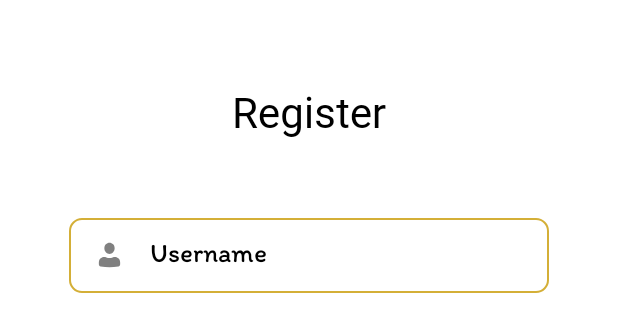
After one commit to Outfitly/Mobile-Development, an Android app: the layout activity_register.xml on its own in the app's theme, with its tools: preview values and no code run, on a phone screen of 412 x 824 dp. The commit adds this screen. Shown: the top 332 px of the screen. Run offline under Robolectric (Android 15) with nearby library versions, the phone set to English and light mode, and no system bars.

Commit message:
Create Register Page

```diff
--- a/app/build.gradle.kts
+++ b/app/build.gradle.kts
@@ -51,4 +51,5 @@ dependencies {
     testImplementation(libs.junit)
     androidTestImplementation(libs.androidx.junit)
     androidTestImplementation(libs.androidx.espresso.core)
+    implementation (libs.viewbindingpropertydelegate.noreflection)
 }
--- a/app/src/main/AndroidManifest.xml
+++ b/app/src/main/AndroidManifest.xml
@@ -13,7 +13,7 @@
         android:theme="@style/Theme.Outfitly"
         tools:targetApi="31">
         <activity
-            android:name=".MainActivity"
+            android:name=".RegisterActivity"
             android:exported="true"
             android:label="@string/app_name">
             <intent-filter>
--- /dev/null
+++ b/app/src/main/java/com/android/outfitly/RegisterActivity.kt
@@ -0,0 +1,9 @@
+package com.android.outfitly
+
+import androidx.appcompat.app.AppCompatActivity
+import by.kirich1409.viewbindingdelegate.viewBinding
+import com.android.outfitly.databinding.ActivityRegisterBinding
+
+class RegisterActivity : AppCompatActivity(R.layout.activity_register)  {
+    private val binding by viewBinding(ActivityRegisterBinding::bind)
+}
--- /dev/null
+++ b/app/src/main/res/drawable/bg_border_edit_text.xml
@@ -0,0 +1,16 @@
+<?xml version="1.0" encoding="utf-8"?>
+<shape xmlns:android="http://schemas.android.com/apk/res/android"
+    android:shape="rectangle">
+
+    <!-- Warna border -->
+    <stroke
+        android:width="1.5dp"
+        android:color="@color/golden" />
+
+    <!-- Warna background -->
+    <solid android:color="#FFFFFF" />
+
+    <!-- Sudut melengkung (opsional) -->
+    <corners android:radius="8dp" />
+
+</shape>
--- /dev/null
+++ b/app/src/main/res/drawable/ic_username.xml
@@ -0,0 +1,10 @@
+<vector xmlns:android="http://schemas.android.com/apk/res/android"
+    android:width="22dp"
+    android:height="24dp"
+    android:viewportWidth="22"
+    android:viewportHeight="24">
+  <path
+      android:pathData="M11,3.75C10.088,3.75 9.214,4.145 8.569,4.848C7.925,5.552 7.562,6.505 7.562,7.5C7.562,8.495 7.925,9.448 8.569,10.152C9.214,10.855 10.088,11.25 11,11.25C11.912,11.25 12.786,10.855 13.431,10.152C14.075,9.448 14.438,8.495 14.438,7.5C14.438,6.505 14.075,5.552 13.431,4.848C12.786,4.145 11.912,3.75 11,3.75ZM7.333,13.25C6.422,13.25 5.547,13.645 4.903,14.348C4.258,15.052 3.896,16.005 3.896,17V18.188C3.896,18.942 4.396,19.584 5.078,19.705C9,20.404 13,20.404 16.922,19.705C17.252,19.646 17.552,19.462 17.768,19.184C17.985,18.906 18.104,18.553 18.104,18.188V17C18.104,16.005 17.742,15.052 17.097,14.348C16.453,13.645 15.578,13.25 14.667,13.25H14.355C14.185,13.25 14.017,13.28 13.856,13.336L13.063,13.619C11.722,14.096 10.278,14.096 8.937,13.619L8.144,13.336C7.983,13.279 7.815,13.25 7.646,13.25H7.333Z"
+      android:fillColor="#000000"
+      android:fillAlpha="0.5"/>
+</vector>
--- /dev/null
+++ b/app/src/main/res/layout/activity_register.xml
@@ -0,0 +1,38 @@
+<?xml version="1.0" encoding="utf-8"?>
+<androidx.constraintlayout.widget.ConstraintLayout xmlns:android="http://schemas.android.com/apk/res/android"
+    xmlns:tools="http://schemas.android.com/tools"
+    android:layout_width="match_parent"
+    android:layout_height="match_parent"
+    xmlns:app="http://schemas.android.com/apk/res-auto">
+
+    <TextView
+        android:id="@+id/tv_register"
+        android:layout_width="match_parent"
+        android:layout_height="wrap_content"
+        android:fontFamily="@font/bagel_fat_one"
+        android:text="Register"
+        android:textColor="@color/black"
+        android:textSize="28sp"
+        android:textAlignment="center"
+        android:layout_marginTop="55dp"
+        app:layout_constraintTop_toTopOf="parent"
+        />
+
+    <EditText
+        android:id="@+id/edt_username"
+        android:layout_width="match_parent"
+        android:layout_height="50dp"
+        android:layout_marginHorizontal="46dp"
+        android:layout_marginTop="52dp"
+        android:background="@drawable/bg_border_edit_text"
+        android:drawableStart="@drawable/ic_username"
+        android:drawablePadding="16dp"
+        android:hint="Username"
+        android:paddingHorizontal="16dp"
+        android:textColor="@color/black"
+        android:textColorHint="@color/black"
+        android:fontFamily="@font/itim"
+        app:layout_constraintTop_toBottomOf="@+id/tv_register"
+        tools:layout_editor_absoluteX="46dp" />
+
+</androidx.constraintlayout.widget.ConstraintLayout>
--- a/app/src/main/res/values-night/themes.xml
+++ b/app/src/main/res/values-night/themes.xml
@@ -1,16 +1,11 @@
 <resources xmlns:tools="http://schemas.android.com/tools">
     <!-- Base application theme. -->
-    <style name="Theme.Outfitly" parent="Theme.MaterialComponents.DayNight.DarkActionBar">
+    <style name="Theme.Outfitly" parent="Theme.MaterialComponents.DayNight.NoActionBar">
         <!-- Primary brand color. -->
-        <item name="colorPrimary">@color/purple_200</item>
-        <item name="colorPrimaryVariant">@color/purple_700</item>
-        <item name="colorOnPrimary">@color/black</item>
-        <!-- Secondary brand color. -->
-        <item name="colorSecondary">@color/teal_200</item>
-        <item name="colorSecondaryVariant">@color/teal_200</item>
         <item name="colorOnSecondary">@color/black</item>
         <!-- Status bar color. -->
         <item name="android:statusBarColor">?attr/colorPrimaryVariant</item>
         <!-- Customize your theme here. -->
+        <item name="android:windowBackground">@color/white</item>
     </style>
 </resources>
--- a/app/src/main/res/values/colors.xml
+++ b/app/src/main/res/values/colors.xml
@@ -1,10 +1,6 @@
 <?xml version="1.0" encoding="utf-8"?>
 <resources>
-    <color name="purple_200">#FFBB86FC</color>
-    <color name="purple_500">#FF6200EE</color>
-    <color name="purple_700">#FF3700B3</color>
-    <color name="teal_200">#FF03DAC5</color>
-    <color name="teal_700">#FF018786</color>
     <color name="black">#FF000000</color>
     <color name="white">#FFFFFFFF</color>
+    <color name="golden">#D4AF37</color>
 </resources>
--- a/app/src/main/res/values/themes.xml
+++ b/app/src/main/res/values/themes.xml
@@ -1,16 +1,11 @@
 <resources xmlns:tools="http://schemas.android.com/tools">
     <!-- Base application theme. -->
-    <style name="Theme.Outfitly" parent="Theme.MaterialComponents.DayNight.DarkActionBar">
+    <style name="Theme.Outfitly" parent="Theme.MaterialComponents.DayNight.NoActionBar">
         <!-- Primary brand color. -->
-        <item name="colorPrimary">@color/purple_500</item>
-        <item name="colorPrimaryVariant">@color/purple_700</item>
-        <item name="colorOnPrimary">@color/white</item>
-        <!-- Secondary brand color. -->
-        <item name="colorSecondary">@color/teal_200</item>
-        <item name="colorSecondaryVariant">@color/teal_700</item>
         <item name="colorOnSecondary">@color/black</item>
         <!-- Status bar color. -->
         <item name="android:statusBarColor">?attr/colorPrimaryVariant</item>
         <!-- Customize your theme here. -->
+        <item name="android:windowBackground">@color/white</item>
     </style>
 </resources>
--- a/gradle/libs.versions.toml
+++ b/gradle/libs.versions.toml
@@ -1,7 +1,7 @@
 [versions]
-agp = "8.5.0"
-kotlin = "1.9.0"
-coreKtx = "1.15.0"
+agp = "8.5.2"
+kotlin = "1.9.22"
+coreKtx = "1.13.1"
 junit = "4.13.2"
 junitVersion = "1.2.1"
 espressoCore = "3.6.1"
@@ -12,6 +12,7 @@ lifecycleLivedataKtx = "2.8.7"
 lifecycleViewmodelKtx = "2.8.7"
 navigationFragmentKtx = "2.8.4"
 navigationUiKtx = "2.8.4"
+viewbindingpropertydelegateNoreflection = "1.5.9"
 
 [libraries]
 androidx-core-ktx = { group = "androidx.core", name = "core-ktx", version.ref = "coreKtx" }
@@ -25,6 +26,7 @@ androidx-lifecycle-livedata-ktx = { group = "androidx.lifecycle", name = "lifecy
 androidx-lifecycle-viewmodel-ktx = { group = "androidx.lifecycle", name = "lifecycle-viewmodel-ktx", version.ref = "lifecycleViewmodelKtx" }
 androidx-navigation-fragment-ktx = { group = "androidx.navigation", name = "navigation-fragment-ktx", version.ref = "navigationFragmentKtx" }
 androidx-navigation-ui-ktx = { group = "androidx.navigation", name = "navigation-ui-ktx", version.ref = "navigationUiKtx" }
+viewbindingpropertydelegate-noreflection = { module = "com.github.kirich1409:viewbindingpropertydelegate-noreflection", version.ref = "viewbindingpropertydelegateNoreflection" }
 
 [plugins]
 android-application = { id = "com.android.application", version.ref = "agp" }
```
Also changed, not shown: app/src/main/res/font/itim.ttf (added), 1 other file.
